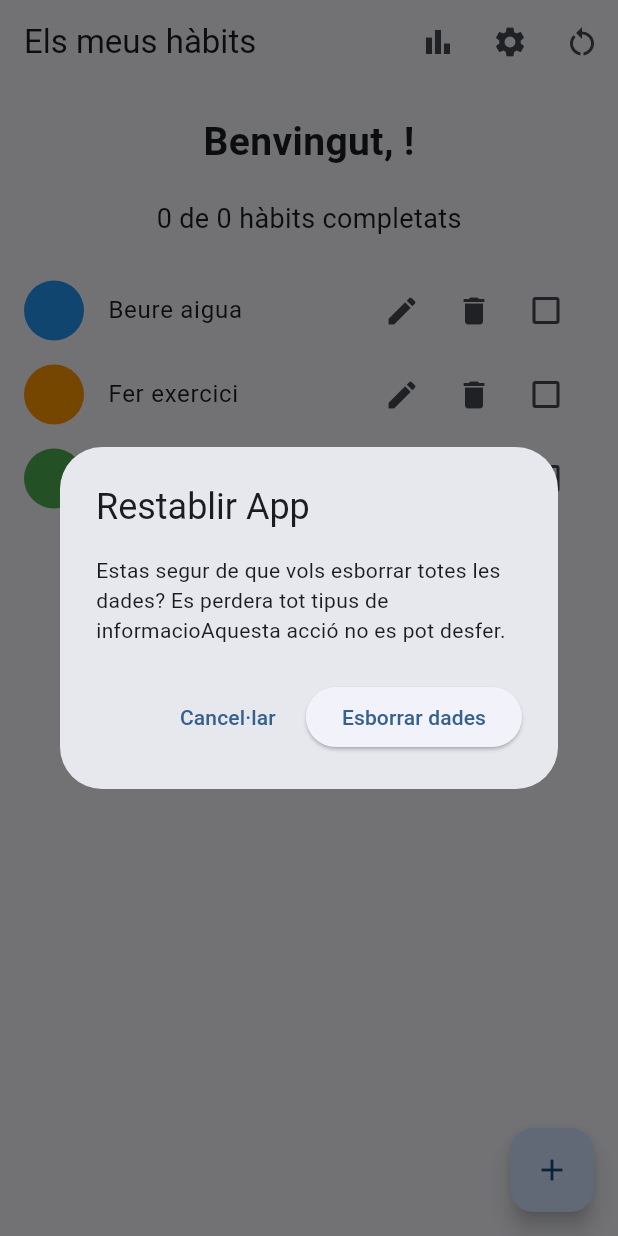
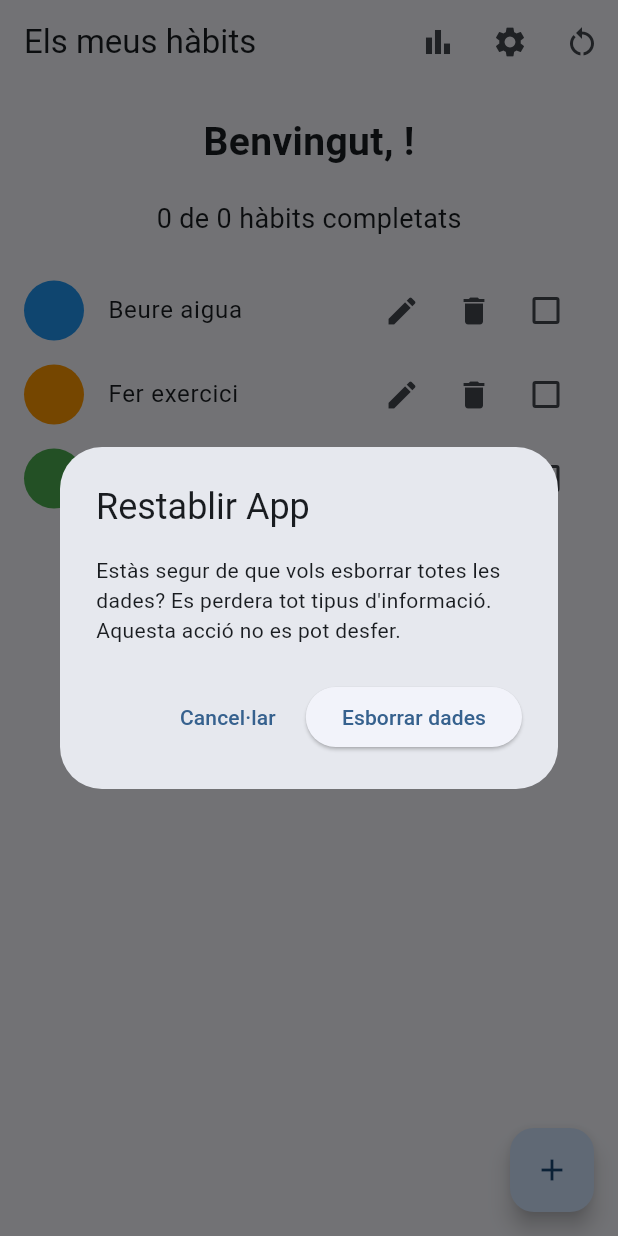
Before and after one commit to joseporiolse/HabitosApp, a Flutter app: the HomeScreen screen opened directly, after a tap on the "restart alt" icon, on a phone screen of 412 x 824 dp. Run offline on Flutter 3.47's test engine with Material 3 defaults, Android fonts, the phone set to English and light mode, and no system bars; our stand-ins replace shared_preferences; accounts and stored records are empty.

Commit message:
corregir textos de configuració i restabliment

```diff
--- a/lib/screens/configuracio_screen.dart
+++ b/lib/screens/configuracio_screen.dart
@@ -48,7 +48,7 @@ class _ConfiguracioScreenState extends State<ConfiguracioScreen> {
   Widget build(BuildContext context) {
     return Scaffold(
       appBar: AppBar(
-        title: const Text('Configuracio'),
+        title: const Text('Configuració'),
       ),
 
       body: ListView(
--- a/lib/screens/home_screen.dart
+++ b/lib/screens/home_screen.dart
@@ -417,8 +417,8 @@ class _HomeScreenState extends State<HomeScreen> {
           title: const Text('Restablir App'),
 
           content: const Text(
-            'Estas segur de que vols esborrar totes les dades? '
-                'Es perdera tot tipus de informacio'
+            'Estàs segur de que vols esborrar totes les dades? '
+                'Es perdera tot tipus d\'informació. '
                 'Aquesta acció no es pot desfer.'
           ),
 
```
